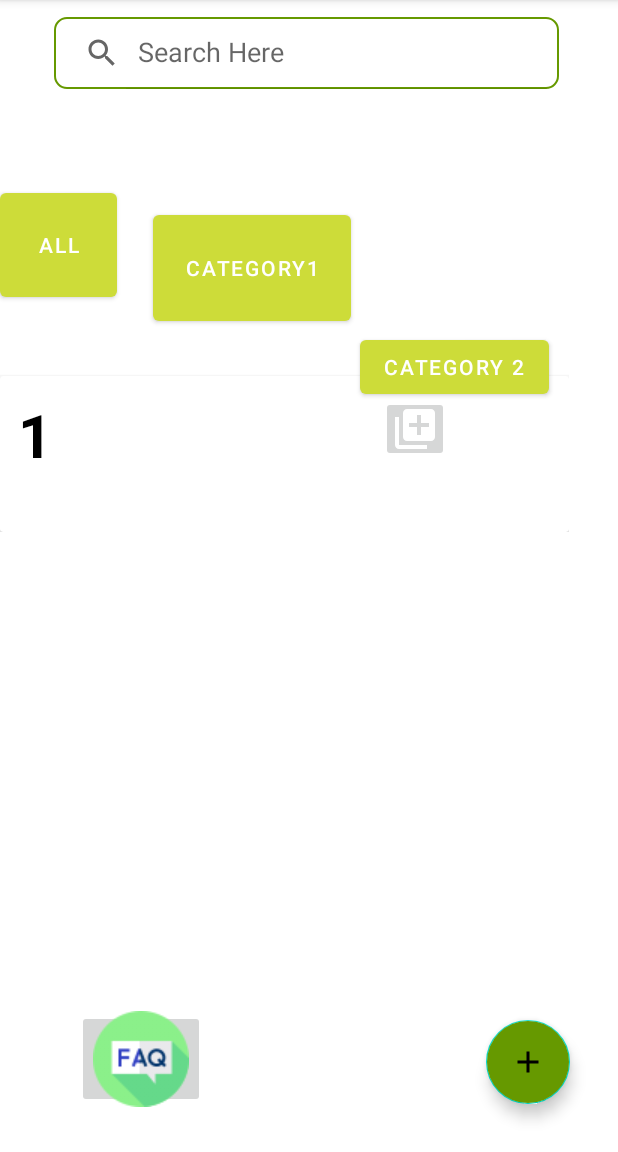
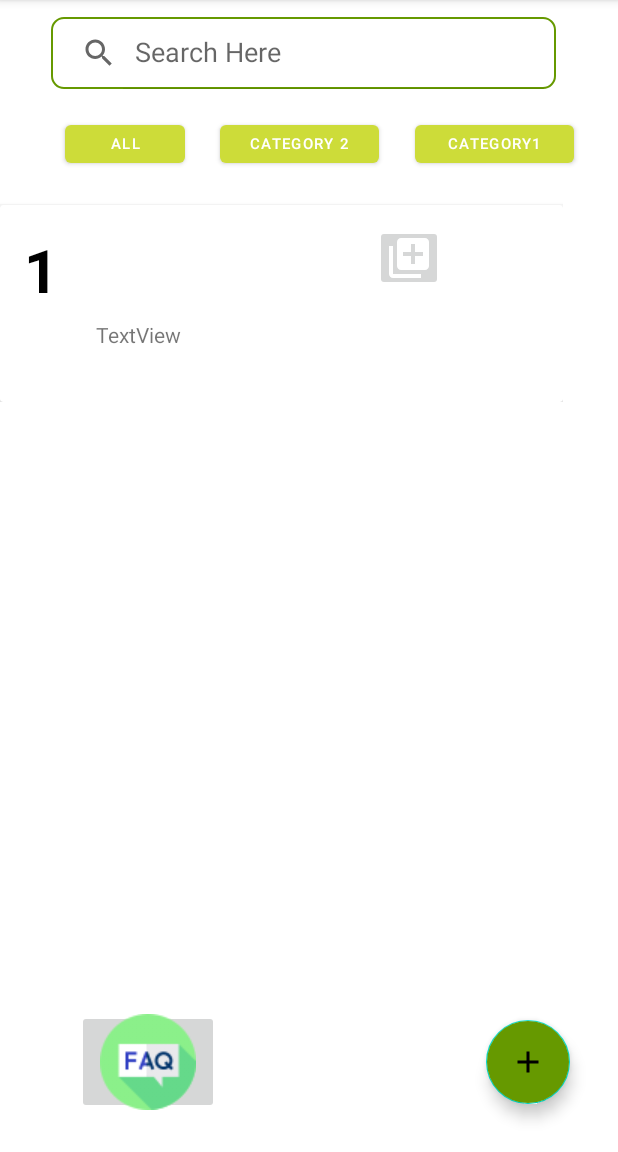
Before and after one commit to SandaliKavi99/To-Do-App, an Android app: the MainActivity screen opened directly, with no data from a screen before it, on a phone screen of 412 x 824 dp, the part 84-1236 px from its top. Run offline under Robolectric (Android 15) with nearby library versions, the phone set to English and light mode, and no system bars.

Commit message:
done some changes

```diff
--- a/app/src/main/res/layout/activity_main.xml
+++ b/app/src/main/res/layout/activity_main.xml
@@ -13,21 +13,21 @@
         android:layout_alignParentStart="true"
         android:layout_alignParentTop="true"
         android:layout_alignParentEnd="true"
-        android:layout_marginStart="36dp"
+        android:layout_marginStart="34dp"
         android:layout_marginTop="11dp"
-        android:layout_marginEnd="39dp"
+        android:layout_marginEnd="41dp"
         android:background="@drawable/search_view_bg"
         app:iconifiedByDefault="false"
         app:queryHint="Search Here" />
 
     <androidx.recyclerview.widget.RecyclerView
         android:id="@+id/tasksRecyclerView"
-        android:layout_width="379dp"
-        android:layout_height="535dp"
+        android:layout_width="375dp"
+        android:layout_height="577dp"
         android:layout_above="@id/fab"
-        android:layout_below="@+id/searchView"
-        android:layout_marginTop="186dp"
-        android:layout_marginBottom="86dp" />
+        android:layout_alignParentTop="true"
+        android:layout_marginTop="131dp"
+        android:layout_marginBottom="-11dp" />
 
     <com.google.android.material.floatingactionbutton.FloatingActionButton
         android:id="@+id/fab"
@@ -43,48 +43,50 @@
 
     <ImageButton
         android:id="@+id/faqBtn"
-        android:layout_width="99dp"
-        android:layout_height="65dp"
+        android:layout_width="108dp"
+        android:layout_height="69dp"
         android:layout_alignParentStart="true"
         android:layout_alignParentBottom="true"
         android:layout_marginStart="51dp"
-        android:layout_marginEnd="155dp"
-        android:layout_marginBottom="29dp"
+        android:layout_marginEnd="146dp"
+        android:layout_marginBottom="25dp"
         android:layout_toStartOf="@+id/fab"
         app:srcCompat="@drawable/faqs"
         tools:ignore="SpeakableTextPresentCheck" />
+
     <Button
         android:id="@+id/btnall"
-            android:layout_width="78dp"
-            android:layout_height="45dp"
+        android:layout_width="80dp"
+        android:layout_height="37dp"
         android:layout_below="@+id/searchView"
-            android:layout_alignBottom="@+id/tasksRecyclerView"
-            android:layout_marginTop="63dp"
-            android:layout_marginBottom="358dp"
+        android:layout_marginTop="18dp"
+        android:layout_marginEnd="153dp"
+        android:layout_toStartOf="@+id/btncat1"
         android:text="All"
+        android:textSize="10sp"
         app:backgroundTint="#CDDC39" />
 
     <Button
         android:id="@+id/btncat1"
-            android:layout_width="132dp"
-            android:layout_height="46dp"
+        android:layout_width="106dp"
+        android:layout_height="37dp"
         android:layout_below="@+id/searchView"
-            android:layout_alignBottom="@+id/tasksRecyclerView"
         android:layout_alignParentEnd="true"
-            android:layout_marginTop="78dp"
-            android:layout_marginEnd="178dp"
-            android:layout_marginBottom="342dp"
+        android:layout_marginTop="18dp"
+        android:layout_marginEnd="29dp"
+        android:textSize="10sp"
         android:text="Category1"
         app:backgroundTint="#CDDC39" />
 
     <Button
         android:id="@+id/btncat2"
-            android:layout_width="wrap_content"
-            android:layout_height="wrap_content"
-            android:layout_alignBottom="@+id/tasksRecyclerView"
+        android:layout_width="106dp"
+        android:layout_height="37dp"
+        android:layout_below="@+id/searchView"
         android:layout_alignParentEnd="true"
-            android:layout_marginEnd="46dp"
-            android:layout_marginBottom="293dp"
+        android:layout_marginTop="18dp"
+        android:layout_marginEnd="159dp"
+        android:textSize="10sp"
         android:text="Category 2"
         app:backgroundTint="#CDDC39" />
 
--- a/app/src/main/res/layout/my_row.xml
+++ b/app/src/main/res/layout/my_row.xml
@@ -14,7 +14,7 @@
 
         <androidx.constraintlayout.widget.ConstraintLayout
             android:layout_width="match_parent"
-            android:layout_height="wrap_content"
+            android:layout_height="match_parent"
             android:padding="12dp">
 
             <ImageButton
@@ -32,6 +32,8 @@
                 android:id="@+id/taskId"
                 android:layout_width="wrap_content"
                 android:layout_height="wrap_content"
+                android:layout_marginStart="4dp"
+                android:layout_marginTop="4dp"
                 android:text="1"
                 android:textColor="@android:color/black"
                 android:textSize="40sp"
@@ -53,24 +55,36 @@
                 app:layout_constraintTop_toTopOf="@+id/taskId" />
 
             <TextView
-                android:id="@+id/taskDueDate"
-                android:layout_width="wrap_content"
-                android:layout_height="wrap_content"
-                android:layout_marginStart="24dp"
-                android:text="2023-09-16"
-                app:layout_constraintStart_toEndOf="@+id/taskId"
-                app:layout_constraintTop_toBottomOf="@+id/taskDescription" />
-
-            <TextView
                 android:id="@+id/taskDescription"
                 android:layout_width="wrap_content"
                 android:layout_height="wrap_content"
-                android:layout_marginStart="48dp"
-                android:layout_marginTop="8dp"
+                android:layout_marginStart="52dp"
+                android:layout_marginTop="4dp"
                 android:text="Finished all the design"
                 android:textSize="15sp"
                 app:layout_constraintStart_toStartOf="parent"
                 app:layout_constraintTop_toBottomOf="@+id/taskTitle" />
+
+            <TextView
+                android:id="@+id/taskDueDate"
+                android:layout_width="wrap_content"
+                android:layout_height="wrap_content"
+                android:layout_marginStart="52dp"
+                android:layout_marginTop="4dp"
+                android:text="2023-09-16"
+                app:layout_constraintStart_toStartOf="parent"
+                app:layout_constraintTop_toBottomOf="@+id/textView2" />
+
+            <TextView
+                android:id="@+id/textView2"
+                android:layout_width="wrap_content"
+                android:layout_height="wrap_content"
+                android:layout_marginStart="52dp"
+                android:layout_marginTop="4dp"
+                android:text="TextView"
+                app:layout_constraintStart_toStartOf="parent"
+                app:layout_constraintTop_toBottomOf="@+id/taskDescription" />
         </androidx.constraintlayout.widget.ConstraintLayout>
     </androidx.cardview.widget.CardView>
+
 </LinearLayout>
```
Also changed, not shown: app/src/main/res/layout/activity_add.xml (+28 -24 lines), app/src/main/res/layout/activity_edit.xml (+31 -16 lines). Lines whose indentation alone changed are shown as unchanged.
